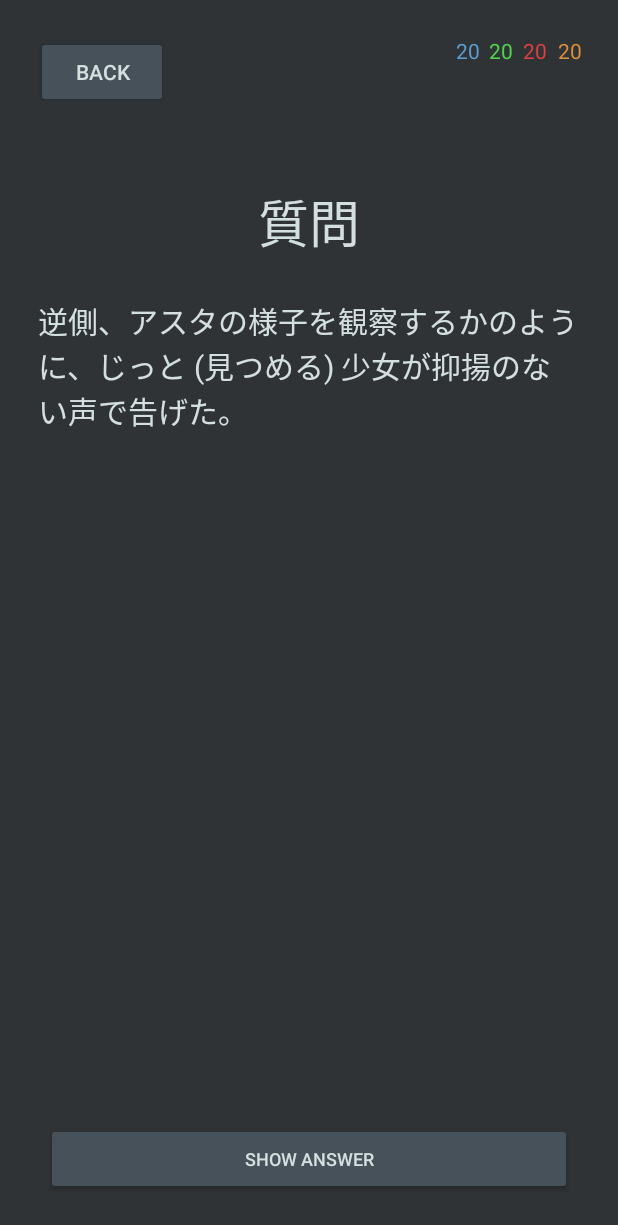
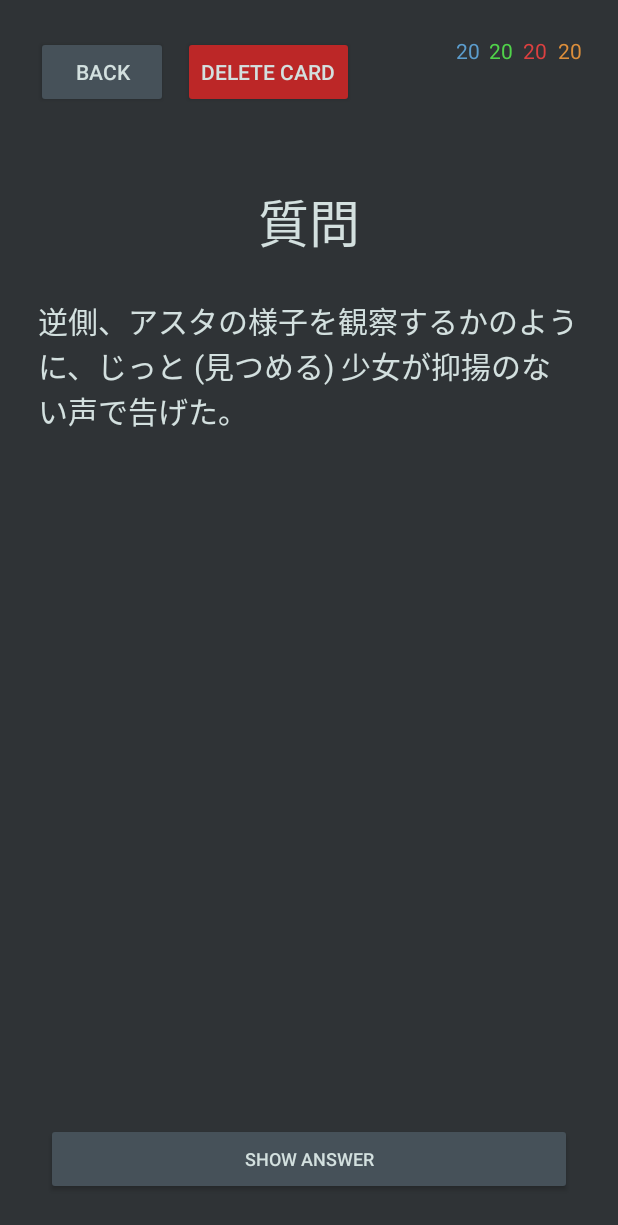
Before and after one commit to OpriaIonut/JapoTime, an Android app: the layout study_page.xml on its own in the app's theme, with its tools: preview values and no code run, on a phone screen of 412 x 824 dp. Shown: the top 1225 px of the screen. Run offline under Robolectric (Android 15) with nearby library versions, the phone set to English and light mode, and no system bars.

Commit message:
Delete button for cards

```diff
--- a/app/src/main/java/com/example/japotimeapp/utils/KanjiCard.java
+++ b/app/src/main/java/com/example/japotimeapp/utils/KanjiCard.java
@@ -14,6 +14,7 @@ public class KanjiCard
     public String lastReviewDate;
     public int nextReviewDays;
     public int masterScore;
+    public boolean isCardDeleted = false;
 
     public KanjiCard()
     {
--- a/app/src/main/res/layout/study_page.xml
+++ b/app/src/main/res/layout/study_page.xml
@@ -68,6 +68,18 @@
         android:text="BACK"
         android:textColor="@color/normalText"
         app:layout_constraintStart_toStartOf="parent"
+        app:layout_constraintTop_toTopOf="parent" />
+
+    <Button
+        android:id="@+id/studyPageDeleteBtn"
+        android:layout_width="wrap_content"
+        android:layout_height="wrap_content"
+        android:layout_marginStart="10dp"
+        android:layout_marginTop="24dp"
+        android:backgroundTint="@color/answerBtnAgain"
+        android:text="DELETE CARD"
+        android:textColor="@color/normalText"
+        app:layout_constraintStart_toEndOf="@+id/studyPageBackBtn"
         app:layout_constraintTop_toTopOf="parent" />
 
     <androidx.constraintlayout.widget.ConstraintLayout
```
Also changed, not shown: app/src/main/java/com/example/japotimeapp/fragments/StatisticsFragment.java (+12 -0 lines), app/src/main/java/com/example/japotimeapp/fragments/StudyPageFragment.java (+45 -0 lines), app/src/main/java/com/example/japotimeapp/utils/DailyReview.java (+9 -3 lines).
